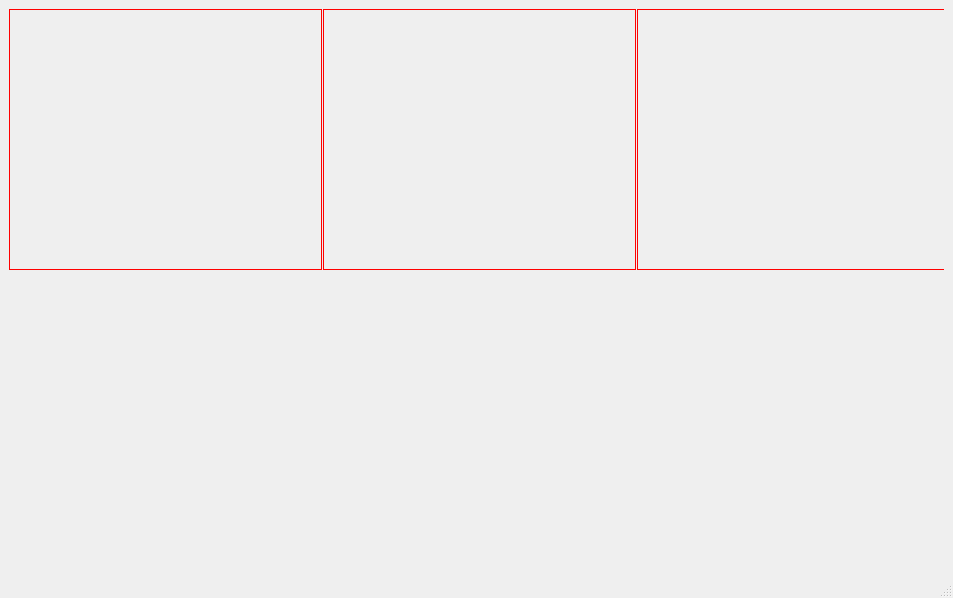
Qt form python/ui/MainWindow.ui (nrajpoot1146/Trading) before a commit.
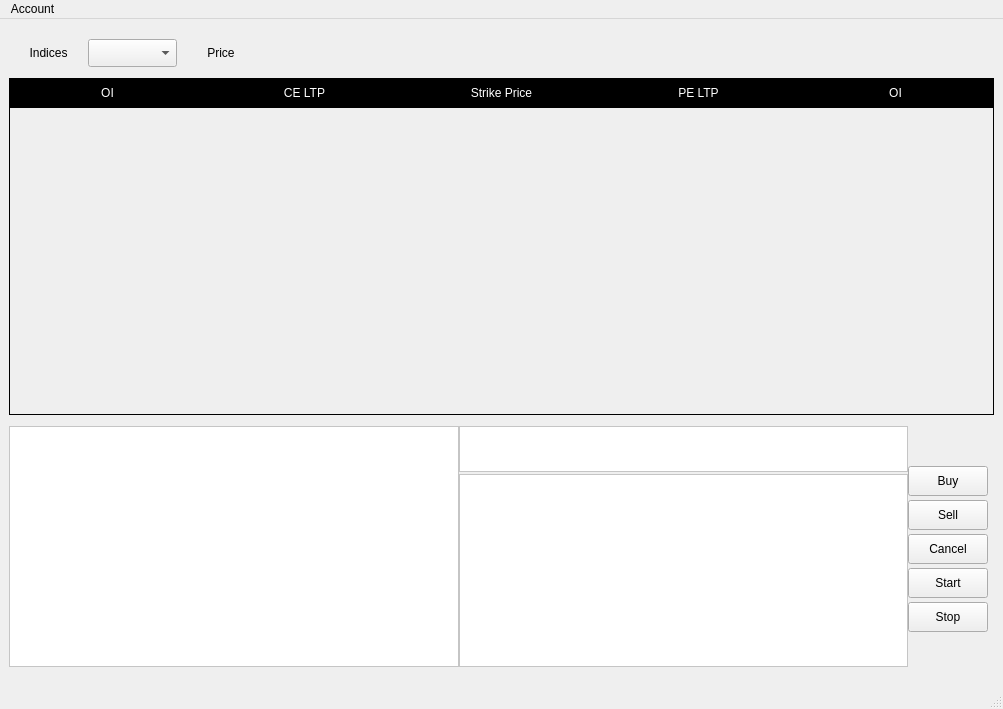
The same form after that commit.

```diff
--- a/python/ui/MainWindow.ui
+++ b/python/ui/MainWindow.ui
@@ -6,8 +6,8 @@
    <rect>
     <x>0</x>
     <y>0</y>
-    <width>953</width>
-    <height>598</height>
+    <width>1003</width>
+    <height>709</height>
    </rect>
   </property>
   <property name="windowTitle">
@@ -17,45 +17,462 @@
    <layout class="QVBoxLayout" name="verticalLayout_4">
     <item>
      <widget class="QWidget" name="widget" native="true">
-      <widget class="QWidget" name="CEWidget" native="true">
-       <property name="geometry">
-        <rect>
-         <x>0</x>
-         <y>0</y>
-         <width>313</width>
-         <height>261</height>
-        </rect>
+      <property name="styleSheet">
+       <string notr="true"/>
+      </property>
+      <layout class="QVBoxLayout" name="verticalLayout_2">
+       <property name="spacing">
+        <number>0</number>
        </property>
-       <property name="styleSheet">
-        <string notr="true">border: 1px solid red;</string>
+       <property name="leftMargin">
+        <number>0</number>
        </property>
-      </widget>
-      <widget class="QWidget" name="PWidget" native="true">
-       <property name="geometry">
-        <rect>
-         <x>314</x>
-         <y>0</y>
-         <width>313</width>
-         <height>261</height>
-        </rect>
+       <property name="topMargin">
+        <number>0</number>
        </property>
-       <property name="styleSheet">
-        <string notr="true">border: 1px solid red;</string>
+       <property name="rightMargin">
+        <number>0</number>
        </property>
-      </widget>
-      <widget class="QWidget" name="PEWidget" native="true">
-       <property name="geometry">
-        <rect>
-         <x>628</x>
-         <y>0</y>
-         <width>313</width>
-         <height>261</height>
-        </rect>
+       <property name="bottomMargin">
+        <number>0</number>
        </property>
-       <property name="styleSheet">
-        <string notr="true">border: 1px solid red;</string>
-       </property>
-      </widget>
+       <item>
+        <widget class="QWidget" name="widget_2" native="true">
+         <property name="maximumSize">
+          <size>
+           <width>256</width>
+           <height>28</height>
+          </size>
+         </property>
+         <layout class="QHBoxLayout" name="horizontalLayout_2">
+          <property name="spacing">
+           <number>0</number>
+          </property>
+          <property name="leftMargin">
+           <number>0</number>
+          </property>
+          <property name="topMargin">
+           <number>0</number>
+          </property>
+          <property name="rightMargin">
+           <number>0</number>
+          </property>
+          <property name="bottomMargin">
+           <number>0</number>
+          </property>
+          <item>
+           <widget class="QLabel" name="lIndices">
+            <property name="maximumSize">
+             <size>
+              <width>79</width>
+              <height>500</height>
+             </size>
+            </property>
+            <property name="text">
+             <string>Indices</string>
+            </property>
+            <property name="alignment">
+             <set>Qt::AlignCenter</set>
+            </property>
+           </widget>
+          </item>
+          <item>
+           <widget class="QComboBox" name="cbIndices">
+            <property name="mouseTracking">
+             <bool>true</bool>
+            </property>
+            <property name="styleSheet">
+             <string notr="true">height: 100%</string>
+            </property>
+           </widget>
+          </item>
+          <item>
+           <widget class="QLabel" name="lindexltp">
+            <property name="text">
+             <string>Price</string>
+            </property>
+            <property name="alignment">
+             <set>Qt::AlignCenter</set>
+            </property>
+           </widget>
+          </item>
+         </layout>
+        </widget>
+       </item>
+       <item>
+        <widget class="QWidget" name="widget_3" native="true">
+         <property name="maximumSize">
+          <size>
+           <width>16777215</width>
+           <height>337</height>
+          </size>
+         </property>
+         <property name="styleSheet">
+          <string notr="true">QWidget#widget_3{
+	border: 1px solid  black;
+}</string>
+         </property>
+         <layout class="QGridLayout" name="gridLayout">
+          <property name="leftMargin">
+           <number>0</number>
+          </property>
+          <property name="topMargin">
+           <number>0</number>
+          </property>
+          <property name="rightMargin">
+           <number>0</number>
+          </property>
+          <property name="bottomMargin">
+           <number>0</number>
+          </property>
+          <property name="spacing">
+           <number>0</number>
+          </property>
+          <item row="0" column="0">
+           <widget class="QWidget" name="widget_4" native="true">
+            <property name="minimumSize">
+             <size>
+              <width>0</width>
+              <height>30</height>
+             </size>
+            </property>
+            <property name="maximumSize">
+             <size>
+              <width>16777215</width>
+              <height>30</height>
+             </size>
+            </property>
+            <layout class="QHBoxLayout" name="horizontalLayout_9">
+             <property name="spacing">
+              <number>0</number>
+             </property>
+             <property name="leftMargin">
+              <number>0</number>
+             </property>
+             <property name="topMargin">
+              <number>0</number>
+             </property>
+             <property name="rightMargin">
+              <number>0</number>
+             </property>
+             <property name="bottomMargin">
+              <number>0</number>
+             </property>
+             <item>
+              <widget class="QLabel" name="heading">
+               <property name="styleSheet">
+                <string notr="true">QLabel{
+	background-color: rgb(0, 0, 0);
+	color: rgb(255, 255, 255);
+}</string>
+               </property>
+               <property name="text">
+                <string>OI</string>
+               </property>
+               <property name="alignment">
+                <set>Qt::AlignCenter</set>
+               </property>
+              </widget>
+             </item>
+             <item>
+              <widget class="QLabel" name="heading_2">
+               <property name="styleSheet">
+                <string notr="true">QLabel{
+	background-color: rgb(0, 0, 0);
+	color: rgb(255, 255, 255);
+}</string>
+               </property>
+               <property name="text">
+                <string>CE LTP</string>
+               </property>
+               <property name="alignment">
+                <set>Qt::AlignCenter</set>
+               </property>
+              </widget>
+             </item>
+             <item>
+              <widget class="QLabel" name="heading_3">
+               <property name="styleSheet">
+                <string notr="true">QLabel{
+	background-color: rgb(0, 0, 0);
+	color: rgb(255, 255, 255);
+}</string>
+               </property>
+               <property name="text">
+                <string>Strike Price</string>
+               </property>
+               <property name="alignment">
+                <set>Qt::AlignCenter</set>
+               </property>
+              </widget>
+             </item>
+             <item>
+              <widget class="QLabel" name="heading_4">
+               <property name="styleSheet">
+                <string notr="true">QLabel{
+	background-color: rgb(0, 0, 0);
+	color: rgb(255, 255, 255);
+}</string>
+               </property>
+               <property name="text">
+                <string>PE LTP</string>
+               </property>
+               <property name="alignment">
+                <set>Qt::AlignCenter</set>
+               </property>
+              </widget>
+             </item>
+             <item>
+              <widget class="QLabel" name="heading_5">
+               <property name="styleSheet">
+                <string notr="true">QLabel{
+	background-color: rgb(0, 0, 0);
+	color: rgb(255, 255, 255);
+}</string>
+               </property>
+               <property name="text">
+                <string>OI</string>
+               </property>
+               <property name="alignment">
+                <set>Qt::AlignCenter</set>
+               </property>
+              </widget>
+             </item>
+            </layout>
+           </widget>
+          </item>
+          <item row="1" column="0">
+           <widget class="QWidget" name="widget_10" native="true">
+            <layout class="QVBoxLayout" name="verticalLayout_6">
+             <item>
+              <layout class="QVBoxLayout" name="verticalLayout">
+               <property name="spacing">
+                <number>0</number>
+               </property>
+               <property name="sizeConstraint">
+                <enum>QLayout::SetMinimumSize</enum>
+               </property>
+              </layout>
+             </item>
+            </layout>
+           </widget>
+          </item>
+         </layout>
+        </widget>
+       </item>
+       <item>
+        <widget class="QWidget" name="widget_5" native="true">
+         <property name="maximumSize">
+          <size>
+           <width>16777215</width>
+           <height>241</height>
+          </size>
+         </property>
+         <layout class="QGridLayout" name="gridLayout_2">
+          <property name="leftMargin">
+           <number>0</number>
+          </property>
+          <property name="topMargin">
+           <number>0</number>
+          </property>
+          <property name="rightMargin">
+           <number>0</number>
+          </property>
+          <property name="bottomMargin">
+           <number>0</number>
+          </property>
+          <property name="spacing">
+           <number>0</number>
+          </property>
+          <item row="1" column="0">
+           <widget class="QWidget" name="widget_7" native="true">
+            <property name="maximumSize">
+             <size>
+              <width>16777215</width>
+              <height>500</height>
+             </size>
+            </property>
+            <layout class="QHBoxLayout" name="horizontalLayout_3">
+             <property name="spacing">
+              <number>0</number>
+             </property>
+             <property name="leftMargin">
+              <number>0</number>
+             </property>
+             <property name="topMargin">
+              <number>0</number>
+             </property>
+             <property name="rightMargin">
+              <number>0</number>
+             </property>
+             <property name="bottomMargin">
+              <number>0</number>
+             </property>
+             <item>
+              <widget class="QTextEdit" name="teConsole">
+               <property name="styleSheet">
+                <string notr="true">background-color: rgb(255, 255, 255);</string>
+               </property>
+              </widget>
+             </item>
+             <item>
+              <widget class="QWidget" name="widget_8" native="true">
+               <layout class="QVBoxLayout" name="verticalLayout_5">
+                <property name="spacing">
+                 <number>0</number>
+                </property>
+                <property name="leftMargin">
+                 <number>0</number>
+                </property>
+                <property name="topMargin">
+                 <number>0</number>
+                </property>
+                <property name="rightMargin">
+                 <number>0</number>
+                </property>
+                <property name="bottomMargin">
+                 <number>0</number>
+                </property>
+                <item>
+                 <widget class="QWidget" name="widget_9" native="true">
+                  <property name="maximumSize">
+                   <size>
+                    <width>16777215</width>
+                    <height>48</height>
+                   </size>
+                  </property>
+                  <layout class="QHBoxLayout" name="horizontalLayout_4">
+                   <property name="spacing">
+                    <number>0</number>
+                   </property>
+                   <property name="leftMargin">
+                    <number>0</number>
+                   </property>
+                   <property name="topMargin">
+                    <number>0</number>
+                   </property>
+                   <property name="rightMargin">
+                    <number>0</number>
+                   </property>
+                   <property name="bottomMargin">
+                    <number>2</number>
+                   </property>
+                   <item>
+                    <widget class="QTextBrowser" name="textBrowser">
+                     <property name="styleSheet">
+                      <string notr="true">background-color: rgb(255, 255, 255);</string>
+                     </property>
+                    </widget>
+                   </item>
+                  </layout>
+                 </widget>
+                </item>
+                <item>
+                 <widget class="QTextEdit" name="textEdit">
+                  <property name="styleSheet">
+                   <string notr="true">background-color: rgb(255, 255, 255);</string>
+                  </property>
+                 </widget>
+                </item>
+               </layout>
+              </widget>
+             </item>
+            </layout>
+           </widget>
+          </item>
+          <item row="1" column="1">
+           <widget class="QWidget" name="widget_6" native="true">
+            <property name="maximumSize">
+             <size>
+              <width>150</width>
+              <height>187</height>
+             </size>
+            </property>
+            <layout class="QVBoxLayout" name="verticalLayout_3">
+             <property name="spacing">
+              <number>0</number>
+             </property>
+             <property name="leftMargin">
+              <number>0</number>
+             </property>
+             <property name="rightMargin">
+              <number>6</number>
+             </property>
+             <property name="bottomMargin">
+              <number>0</number>
+             </property>
+             <item>
+              <widget class="QPushButton" name="pushButton_5">
+               <property name="maximumSize">
+                <size>
+                 <width>150</width>
+                 <height>30</height>
+                </size>
+               </property>
+               <property name="text">
+                <string>Buy</string>
+               </property>
+              </widget>
+             </item>
+             <item>
+              <widget class="QPushButton" name="pushButton_4">
+               <property name="maximumSize">
+                <size>
+                 <width>100</width>
+                 <height>30</height>
+                </size>
+               </property>
+               <property name="text">
+                <string>Sell</string>
+               </property>
+              </widget>
+             </item>
+             <item>
+              <widget class="QPushButton" name="pushButton_3">
+               <property name="maximumSize">
+                <size>
+                 <width>100</width>
+                 <height>30</height>
+                </size>
+               </property>
+               <property name="text">
+                <string>Cancel</string>
+               </property>
+              </widget>
+             </item>
+             <item>
+              <widget class="QPushButton" name="start">
+               <property name="maximumSize">
+                <size>
+                 <width>100</width>
+                 <height>30</height>
+                </size>
+               </property>
+               <property name="text">
+                <string>Start</string>
+               </property>
+              </widget>
+             </item>
+             <item>
+              <widget class="QPushButton" name="stop">
+               <property name="maximumSize">
+                <size>
+                 <width>100</width>
+                 <height>30</height>
+                </size>
+               </property>
+               <property name="text">
+                <string>Stop</string>
+               </property>
+              </widget>
+             </item>
+            </layout>
+           </widget>
+          </item>
+         </layout>
+        </widget>
+       </item>
+      </layout>
      </widget>
     </item>
    </layout>
@@ -65,10 +482,21 @@
     <rect>
      <x>0</x>
      <y>0</y>
-     <width>953</width>
+     <width>1003</width>
      <height>26</height>
     </rect>
    </property>
+   <widget class="QMenu" name="menust">
+    <property name="styleSheet">
+     <string notr="true"/>
+    </property>
+    <property name="title">
+     <string>Account</string>
+    </property>
+    <addaction name="actionLogin"/>
+    <addaction name="actionLogout"/>
+   </widget>
+   <addaction name="menust"/>
   </widget>
   <widget class="QStatusBar" name="statusbar"/>
  </widget>
```
Left out of the diff: 13 changed lines with no effect on the pictures.
